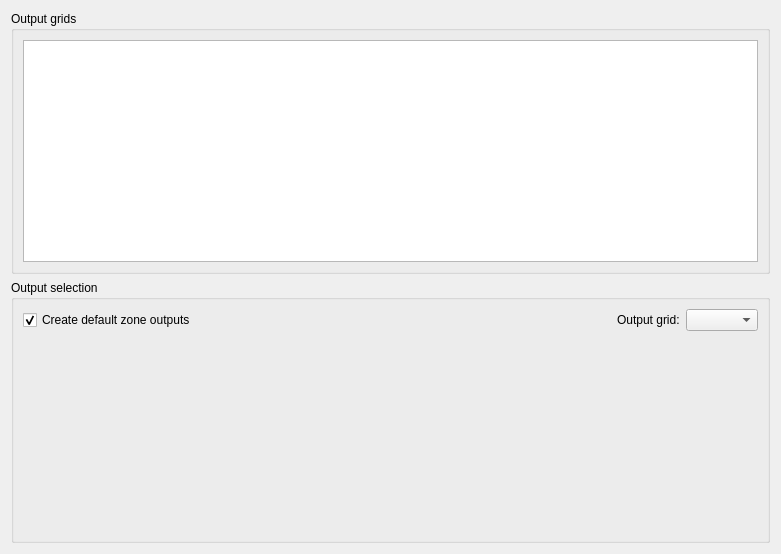
Qt form SIM-VICUS/src/SVSimulationOutputOptions.ui (ghorwin/SIM-VICUS) before a commit.
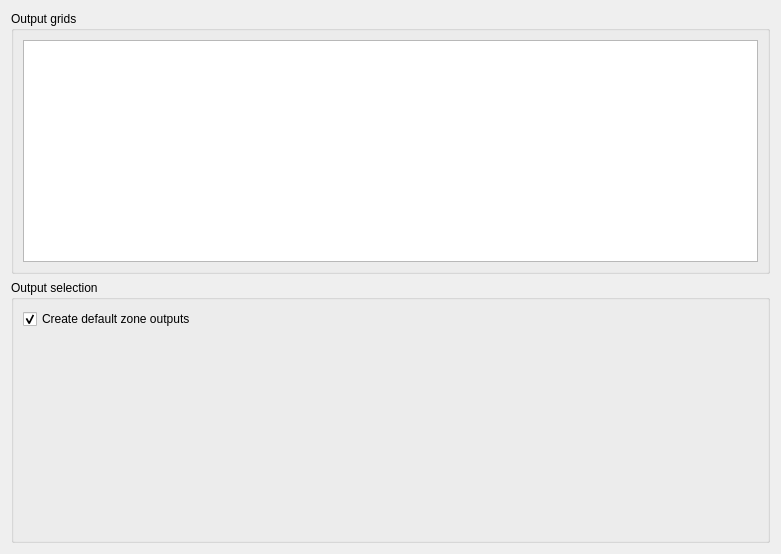
The same form after that commit.

Commit message: Some output related stuff added.

```diff
--- a/SIM-VICUS/src/SVSimulationOutputOptions.ui
+++ b/SIM-VICUS/src/SVSimulationOutputOptions.ui
@@ -57,16 +57,6 @@
           </property>
          </spacer>
         </item>
-        <item>
-         <widget class="QLabel" name="label">
-          <property name="text">
-           <string>Output grid:</string>
-          </property>
-         </widget>
-        </item>
-        <item>
-         <widget class="QComboBox" name="comboBoxOutputGrid"/>
-        </item>
        </layout>
       </item>
       <item>
```
The commit also changes 13 other files.
